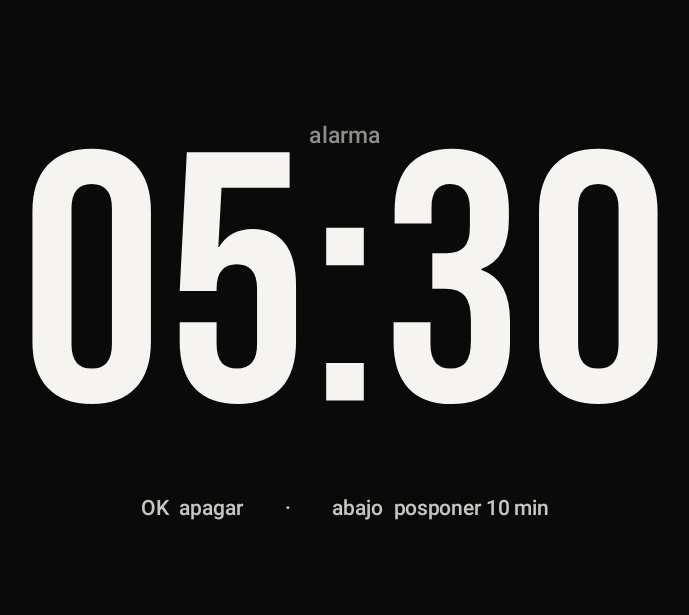
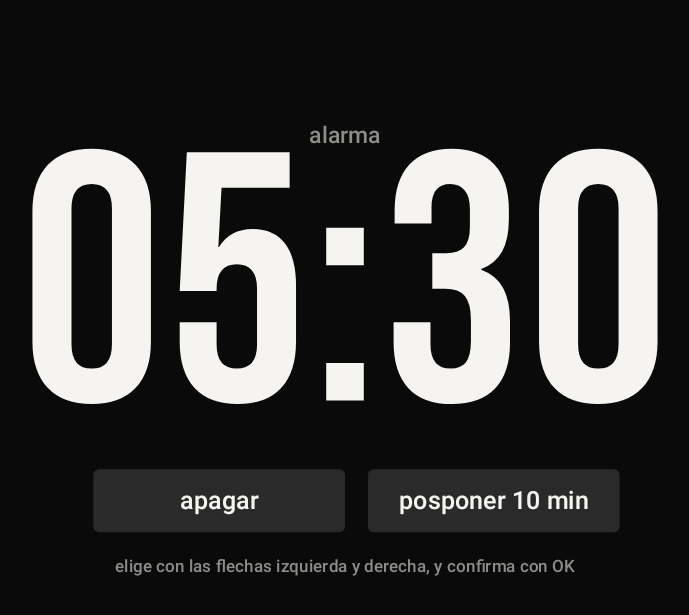
Before and after one commit to josuenrikee/TV-HOME-LAUNCHER, an Android app: the AlarmActivity screen opened directly, with no data from a screen before it, on a phone screen of 824 x 412 dp (held sideways). Shown: the top 615 px of the screen, without its empty margins (273-962 px from the left). Run offline under Robolectric (Android 15) with nearby library versions, the phone set to English and light mode, and no system bars; 1 statement that could not run was skipped.

Commit message:
0.1.25: alarma con volumen 4 a 40, botones en pantalla y repeticion automatica unica
Co-Authored-By: Claude Sonnet 5.5 <noreply@anthropic.com>
Claude-Session: https://claude.ai/code/session_01FQnSM7s1rGcZvEHcdMpCsJ

```diff
--- a/launcher/app/build.gradle
+++ b/launcher/app/build.gradle
@@ -10,8 +10,8 @@ android {
         applicationId 'ec.josue.tvhome'
         minSdk 26
         targetSdk 34
-        versionCode 25
-        versionName '0.1.24'
+        versionCode 26
+        versionName '0.1.25'
     }
 
     // Llave fija y versionada: sin ella cada compilacion en CI genera una llave de depuracion nueva
--- a/launcher/app/src/main/java/ec/josue/tvhome/AlarmActivity.java
+++ b/launcher/app/src/main/java/ec/josue/tvhome/AlarmActivity.java
@@ -46,8 +46,14 @@ public class AlarmActivity extends Activity {
     @Override public boolean onKeyDown(int k, KeyEvent e) {
         if (k == KeyEvent.KEYCODE_VOLUME_UP || k == KeyEvent.KEYCODE_VOLUME_DOWN || k == KeyEvent.KEYCODE_VOLUME_MUTE) return super.onKeyDown(k, e);
         if (e.getRepeatCount() > 0) return true;
-        if (k == KeyEvent.KEYCODE_DPAD_CENTER || k == KeyEvent.KEYCODE_ENTER || k == KeyEvent.KEYCODE_NUMPAD_ENTER) { send(AlarmService.ACT_STOP); return true; }
-        if (k == KeyEvent.KEYCODE_DPAD_DOWN) { send(AlarmService.ACT_SNOOZE); return true; }
+        AlarmView v = (AlarmView) view;
+        if (k == KeyEvent.KEYCODE_DPAD_LEFT) { v.sel = 0; v.invalidate(); }
+        else if (k == KeyEvent.KEYCODE_DPAD_RIGHT) { v.sel = 1; v.invalidate(); }
+        else if (k == KeyEvent.KEYCODE_DPAD_CENTER || k == KeyEvent.KEYCODE_ENTER || k == KeyEvent.KEYCODE_NUMPAD_ENTER) {
+            // solo actúa si antes se eligió un botón con las flechas
+            if (v.sel == 0) send(AlarmService.ACT_STOP);
+            else if (v.sel == 1) send(AlarmService.ACT_SNOOZE);
+        }
         return true;
     }
 
@@ -59,6 +65,8 @@ public class AlarmActivity extends Activity {
     @Override public void onBackPressed() { }
 
     private static final class AlarmView extends View {
+        int sel = -1;
+        private final android.graphics.RectF r = new android.graphics.RectF();
         private final Paint p = new Paint(Paint.ANTI_ALIAS_FLAG);
         private final Typeface clock;
         private final SimpleDateFormat f = new SimpleDateFormat("HH:mm", Locale.ROOT);
@@ -89,9 +97,26 @@ public class AlarmActivity extends Activity {
             c.drawText(f.format(new Date()), 960f, 700f, p);
             p.setLetterSpacing(0f);
             p.setTypeface(Typeface.create("sans-serif-medium", Typeface.NORMAL));
-            p.setTextSize(36f);
-            p.setColor(0xFFC9C6C0);
-            c.drawText("OK  apagar        ·        abajo  posponer " + AlarmStore.SNOOZE_MIN + " min", 960f, 900f, p);
+            btn(c, "apagar", 520f, 820f, 440f, sel == 0);
+            btn(c, "posponer " + AlarmStore.SNOOZE_MIN + " min", 1000f, 820f, 440f, sel == 1);
+            p.setTextSize(30f);
+            p.setStyle(Paint.Style.FILL);
+            p.setColor(0xFF8E8C87);
+            p.setTextAlign(Paint.Align.CENTER);
+            c.drawText(sel < 0 ? "elige con las flechas izquierda y derecha, y confirma con OK" : "OK para confirmar", 960f, 1000f, p);
+        }
+
+        private void btn(Canvas c, String s, float x, float y, float w, boolean on) {
+            r.set(x, y, x + w, y + 110f);
+            p.setStyle(Paint.Style.FILL);
+            p.setColor(0xFFF6F4F0);
+            p.setAlpha(on ? 255 : 34);
+            c.drawRoundRect(r, 10f, 10f, p);
+            p.setTextSize(44f);
+            p.setTextAlign(Paint.Align.CENTER);
+            p.setColor(on ? 0xFF0A0A0B : 0xFFF6F4F0);
+            p.setAlpha(255);
+            c.drawText(s, x + w / 2f, y + 70f, p);
         }
     }
 }
--- a/launcher/app/src/main/java/ec/josue/tvhome/AlarmReceiver.java
+++ b/launcher/app/src/main/java/ec/josue/tvhome/AlarmReceiver.java
@@ -10,7 +10,7 @@ public class AlarmReceiver extends BroadcastReceiver {
         String a = in == null ? null : in.getAction();
         if (AlarmStore.ACT_RING.equals(a)) {
             if (in.getBooleanExtra("daily", false)) AlarmStore.schedule(ctx);
-            try { ctx.startForegroundService(new Intent(ctx, AlarmService.class)); } catch (Exception ignored) { }
+            try { ctx.startForegroundService(new Intent(ctx, AlarmService.class).putExtra("round", in.getIntExtra("round", 1))); } catch (Exception ignored) { }
         } else {
             AlarmStore.schedule(ctx);
         }
--- a/launcher/app/src/main/java/ec/josue/tvhome/LauncherView.java
+++ b/launcher/app/src/main/java/ec/josue/tvhome/LauncherView.java
@@ -586,8 +586,8 @@ final class LauncherView extends View {
             if (alarmRow == 0) { alarmOn = !alarmOn; saveAlarm(); }
             else if (alarmRow == 1) { alarmEditing = true; alarmCol = 0; }
             else {
-                AlarmStore.once(host, System.currentTimeMillis() + 120000L);
-                toast("Sonará en 2 minutos");
+                AlarmStore.once(host, System.currentTimeMillis() + 60000L, 1);
+                toast("Sonará en 1 minuto");
             }
         }
     }
@@ -1373,7 +1373,7 @@ final class LauncherView extends View {
         // fila 2: probar
         boolean on2 = alarmRow == 2;
         if (on2) bar(c, 78f, 790f + 10f, 0xFFE0A21B, 8f, 44f);
-        text(c, "Probar en 2 minutos", 112f, 836f, bold, 44f, TXT, on2 ? 1f : .42f, -.035f, Paint.Align.LEFT);
+        text(c, "Probar en 1 minuto", 112f, 836f, bold, 44f, TXT, on2 ? 1f : .42f, -.035f, Paint.Align.LEFT);
         if (alarmOn) text(c, alarmWhen(), 112f, 920f, medium, 30f, MUTED, 1f, 0f, Paint.Align.LEFT);
     }
 
```
Also changed, not shown: launcher/app/src/main/java/ec/josue/tvhome/AlarmService.java (+25 -4 lines), launcher/app/src/main/java/ec/josue/tvhome/AlarmStore.java (+8 -8 lines), 1 other file.
